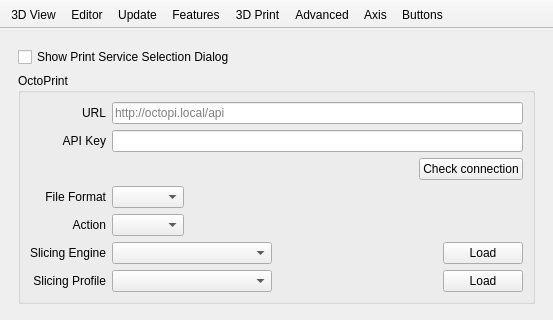
First picture: the form in src/Preferences.ui, repository openscad/openscad, before the edit; both pictures show x 0 to 553 and y 0 to 320 of the 553 by 480 pixel window.
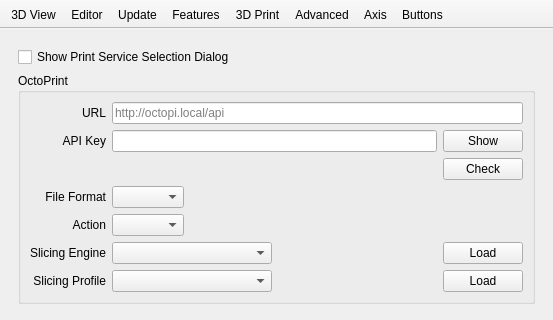
Second picture: the form after the edit. Icons and pictures are not drawn. Custom widgets are drawn as their Qt base class.

Commit message: Hide ApiKey in dialog by default.

Diff of the .ui file:
```diff
--- a/src/Preferences.ui
+++ b/src/Preferences.ui
@@ -1268,9 +1268,6 @@
            <string>OctoPrint</string>
           </property>
           <layout class="QGridLayout" name="gridLayout_7">
-           <item row="1" column="2">
-            <widget class="QLineEdit" name="lineEditOctoPrintApiKey"/>
-           </item>
            <item row="0" column="2">
             <widget class="QLineEdit" name="lineEditOctoPrintURL">
              <property name="placeholderText">
@@ -1391,7 +1388,7 @@
              <item>
               <widget class="QPushButton" name="pushButtonOctoPrintCheckConnection">
                <property name="text">
-                <string>Check connection</string>
+                <string>Check</string>
                </property>
               </widget>
              </item>
@@ -1477,6 +1474,27 @@
              </item>
             </layout>
            </item>
+           <item row="1" column="2">
+            <layout class="QHBoxLayout" name="horizontalLayout_30">
+             <item>
+              <widget class="QLineEdit" name="lineEditOctoPrintApiKey">
+               <property name="echoMode">
+                <enum>QLineEdit::PasswordEchoOnEdit</enum>
+               </property>
+              </widget>
+             </item>
+             <item>
+              <widget class="QPushButton" name="pushButtonOctoPrintApiKey">
+               <property name="text">
+                <string>Show</string>
+               </property>
+               <property name="checkable">
+                <bool>true</bool>
+               </property>
+              </widget>
+             </item>
+            </layout>
+           </item>
           </layout>
          </widget>
         </item>
```
Left out of the diff: 6 changed lines with no effect on the pictures. The commit also changes 2 other files.
